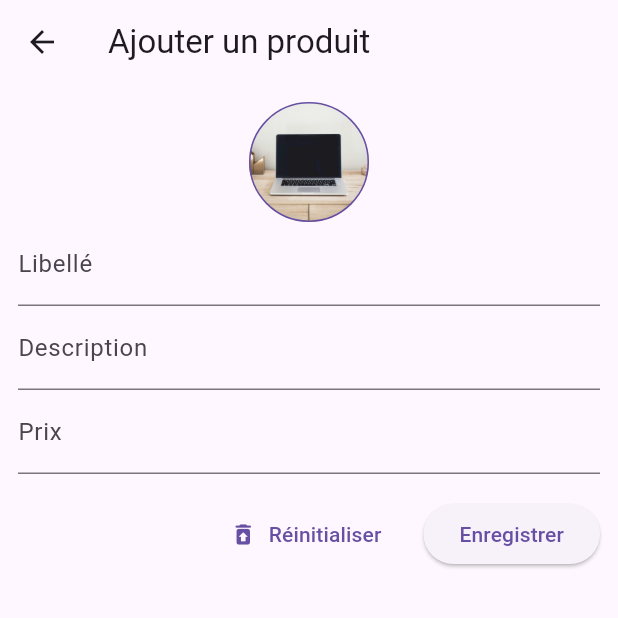
After one commit to no3mane11/FlutterAteliers, a Flutter app: the screen it shows after launch, after a tap on the "add" icon, on a phone screen of 412 x 824 dp, the top half of it. The commit adds this screen. Run offline on Flutter 3.47's test engine with Material 3 defaults, Android fonts, the phone set to English and light mode, and no system bars; our stand-ins replace flutter_slidable, image_picker.

Commit message:
atelier2

```diff
--- /dev/null
+++ b/lib/add_produit_form.dart
@@ -0,0 +1,152 @@
+// /lib/add_produit_form.dart
+
+import 'dart:io';
+import 'package:flutter/material.dart';
+import 'package:image_picker/image_picker.dart';
+import 'package:productapp/model/produit.dart'; // Importez votre classe Produit
+
+class AddProduitForm extends StatefulWidget {
+  final Function(Produit) onSubmit;
+
+  const AddProduitForm({super.key, required this.onSubmit});
+
+  @override
+  State<AddProduitForm> createState() => _AddProduitFormState();
+}
+
+class _AddProduitFormState extends State<AddProduitForm> {
+  final _formKey = GlobalKey<FormState>();
+  final _produit = Produit.empty(); // Instance de produit vide
+  String? _pickedImagePath;
+
+  // Méthode pour sélectionner une image
+  Future<void> _pickImage() async {
+    final ImagePicker picker = ImagePicker();
+    final XFile? pickedFile = await picker.pickImage(source: ImageSource.gallery);
+
+    if (pickedFile == null) return;
+
+    setState(() {
+      _pickedImagePath = pickedFile.path;
+    });
+  }
+
+  // Méthode pour enregistrer le produit
+  void _saveProduit() {
+    if (_formKey.currentState!.validate()) {
+      _formKey.currentState!.save();
+      // Complète les champs qui ne sont pas dans le formulaire
+      _produit.photo = _pickedImagePath;
+      _produit.id = DateTime.now().millisecondsSinceEpoch.toString();
+
+      widget.onSubmit(_produit);
+      Navigator.of(context).pop();
+    }
+  }
+
+  // Méthode pour réinitialiser le formulaire
+  void _resetForm() {
+    _formKey.currentState!.reset();
+    setState(() {
+      _pickedImagePath = null;
+      // Note: Vous pourriez vouloir réinitialiser l'objet _produit ici aussi si nécessaire
+    });
+  }
+
+  @override
+  Widget build(BuildContext context) {
+    return Scaffold(
+      appBar: AppBar(title: const Text('Ajouter un produit')),
+      body: Padding(
+        padding: const EdgeInsets.all(12.0),
+        child: Form(
+          key: _formKey,
+          child: Column(
+            children: [
+              // Sélecteur d'image (GestureDetector)
+              GestureDetector(
+                onTap: _pickImage,
+                child: Container(
+                  width: 80,
+                  height: 80,
+                  decoration: BoxDecoration(
+                    border: Border.all(color: Theme.of(context).primaryColor),
+                    color: Theme.of(context).primaryColorLight,
+                    shape: BoxShape.circle,
+                    image: DecorationImage(
+                      fit: BoxFit.cover,
+                      image: _pickedImagePath != null
+                          ? FileImage(File(_pickedImagePath!)) as ImageProvider<Object>
+                          : const AssetImage('assets/images/placeholder.jpg'),
+                    ),
+                  ),
+                ),
+              ),
+
+              // 1. Champ Libellé
+              TextFormField(
+                decoration: const InputDecoration(labelText: 'Libellé'),
+                validator: (value) {
+                  if (value == null || value.isEmpty) {
+                    return 'Veuillez saisir le libellé';
+                  }
+                  return null;
+                },
+                onSaved: (value) => _produit.libelle = value,
+              ),
+              // 2. Champ Description
+              TextFormField(
+                decoration: const InputDecoration(labelText: 'Description'),
+                validator: (value) {
+                  if (value == null || value.isEmpty) {
+                    return 'Veuillez saisir la description';
+                  }
+                  return null;
+                },
+                onSaved: (value) => _produit.description = value,
+              ),
+              // 3. Champ Prix
+              TextFormField(
+                decoration: const InputDecoration(labelText: 'Prix'),
+                keyboardType: TextInputType.number,
+                validator: (value) {
+                  if (value == null || value.isEmpty) {
+                    return 'Veuillez saisir le prix';
+                  }
+                  // Ajout d'une validation simple pour le format numérique
+                  if (double.tryParse(value) == null) {
+                     return 'Le prix doit être un nombre valide';
+                  }
+                  return null;
+                },
+                onSaved: (value) => _produit.prix = double.parse(value!),
+              ),
+
+              // Boutons d'action (Row)
+              Padding(
+                padding: const EdgeInsets.symmetric(vertical: 16.0),
+                child: Row(
+                  mainAxisAlignment: MainAxisAlignment.end,
+                  children: [
+                    // Bouton Réinitialiser
+                    TextButton.icon(
+                      onPressed: _resetForm,
+                      icon: const Icon(Icons.restore_from_trash_rounded),
+                      label: const Text('Réinitialiser'),
+                    ),
+                    const SizedBox(width: 12),
+                    // Bouton Enregistrer
+                    ElevatedButton(
+                      onPressed: _saveProduit,
+                      child: const Text('Enregistrer'),
+                    ),
+                  ],
+                ),
+              ),
+            ],
+          ),
+        ),
+      ),
+    );
+  }
+}
--- /dev/null
+++ b/lib/model/produit.dart
@@ -0,0 +1,30 @@
+// /lib/model/produit.dart (Version Finale)
+
+class Produit {
+  String? id;
+  String? libelle;
+  String? description;
+  double? prix;
+  String? photo;
+  bool isSelected; // NOUVEAU
+
+  // Constructeur principal
+  Produit({
+    this.id,
+    this.libelle,
+    this.description,
+    this.prix,
+    this.photo,
+    this.isSelected = false, // Par défaut à false
+  });
+
+  // Constructeur nommé 'empty'
+  Produit.empty({
+    this.id = '',
+    this.libelle = '',
+    this.description = '',
+    this.prix = 0.0,
+    this.photo = '',
+    this.isSelected = false,
+  });
+}
--- a/lib/produits_list.dart
+++ b/lib/produits_list.dart
@@ -1,84 +1,68 @@
+// lib/produits_list.dart
+
 import 'package:flutter/material.dart';
 import 'package:productapp/produit_box.dart';
-import 'package:productapp/add_produit.dart';
+import 'package:productapp/add_produit_form.dart'; // Utilisation du formulaire complet
+import 'package:productapp/model/produit.dart';
+import 'package:productapp/produit_details.dart'; // Import de la page de détails
 
 class ProduitsList extends StatefulWidget {
-  ProduitsList({super.key});
+  const ProduitsList({super.key});
 
   @override
   State<ProduitsList> createState() => _ProduitsListState();
 }
 
 class _ProduitsListState extends State<ProduitsList> {
-  final TextEditingController nomController = TextEditingController();
 
-  // La structure de données pour stocker le nom du produit et son état de sélection (bool)
-  List liste = [
-    ["1 Produit", false],
-    ["2 Produit", true],
-    ["3 Produit", false],
-    ["4 Produit", false],
-    ["5 Produit", false],
-  ];
+  // La liste doit être vide initialement, comme spécifié
+  List<Produit> liste = [];
 
-  // 1. Fonction pour la SELECTION (onChanged du Checkbox)
-  void onChanged(bool? value, int index) {
+  // ... (Fonctions onChanged, saveProduit, delProduit, delSelectedProduits, addProduit inchangées du dernier guide) ...
+
+  // Fonction saveProduit mise à jour pour le produit venant du formulaire
+  void saveProduit(Produit nouveauProduit) {
     setState(() {
-      liste[index][1] = value ?? false;
-    });
-  }
-
-  // 2. Fonction pour AJOUTER un produit (Correction de la logique)
-  void saveProduit() {
-    setState(() {
-      // ✅ CORRECTION : Ajoute le texte de l'utilisateur ET l'état de sélection par défaut (false)
-      liste.add([nomController.text, false]);
-      nomController.clear();
-      Navigator.of(context).pop();
+      liste.add(nouveauProduit);
     });
   }
 
   void addProduit() {
-    showDialog(
-      context: context,
-      builder: (context) {
-        return AddProduit(
-          nomController: nomController,
-          onAdd: saveProduit,
-          onCancel: () {
-            nomController.clear();
-            Navigator.of(context).pop();
-          },
-        );
-      },
+    Navigator.of(context).push(
+      MaterialPageRoute(
+        builder: (context) => AddProduitForm(onSubmit: saveProduit),
+      ),
     );
   }
 
-  // 3. Fonction pour SUPPRIMER UN SEUL produit (via Slidable)
+  void onChanged(bool? value, int index) {
+    setState(() {
+      liste[index].isSelected = value ?? false;
+    });
+  }
+
   void delProduit(int index) {
     setState(() {
       liste.removeAt(index);
     });
   }
 
-  // 4. Fonction pour SUPPRIMER LA SELECTION de produits (Nouvelle fonctionnalité)
   void delSelectedProduits() {
     setState(() {
-      // ✅ NOUVEAU : Filtre la liste pour garder uniquement les produits NON sélectionnés
-      liste.removeWhere((produit) => produit[1] == true);
+      liste.removeWhere((produit) => produit.isSelected);
     });
   }
+
 
   @override
   Widget build(BuildContext context) {
     return Scaffold(
       appBar: AppBar(
         title: const Text("Gestion des Produits"),
-        // ✅ NOUVEAU : Bouton dans l'AppBar pour la suppression en lot
         actions: [
           IconButton(
             icon: const Icon(Icons.delete_sweep),
-            onPressed: delSelectedProduits, // Appelle la nouvelle fonction
+            onPressed: delSelectedProduits,
             tooltip: 'Supprimer la sélection',
           ),
         ],
@@ -87,15 +71,25 @@ class _ProduitsListState extends State<ProduitsList> {
         onPressed: addProduit,
         child: const Icon(Icons.add),
       ),
-      body: ListView.builder(
+      body: liste.isEmpty
+          ? const Center(child: Text("Aucun produit. Ajoutez-en un !")) // Message si la liste est vide
+          : ListView.builder(
               itemCount: liste.length,
               itemBuilder: (context, index) {
-          // Utilisation de la liste des produits pour afficher l'UI
+                final produit = liste[index];
                 return ProduitBox(
-            nomProduit: liste[index][0],
-            selProduit: liste[index][1],
+                  produit: produit,
                   onChanged: (value) => onChanged(value, index),
                   delProduit: () => delProduit(index),
+                  // Point 5 : Navigation vers la page de détails lors du tap
+                  onTap: () {
+                    Navigator.push(
+                      context,
+                      MaterialPageRoute(
+                        builder: (context) => ProduitDetails(produit: produit),
+                      ),
+                    );
+                  },
                 );
               },
             ),
```
Also changed, not shown: lib/produit_box.dart (+56 -9 lines), lib/produit_details.dart (added, +66 -0 lines), pubspec.yaml (+6 -1 lines), assets/images/placeholder.jpg (added), assets/images/produit1.jpeg (added), assets/images/produit2.jpeg (added), assets/images/produit3.jpeg (added), pubspec.lock, 5 other files. Lines whose indentation alone changed are shown as unchanged.
